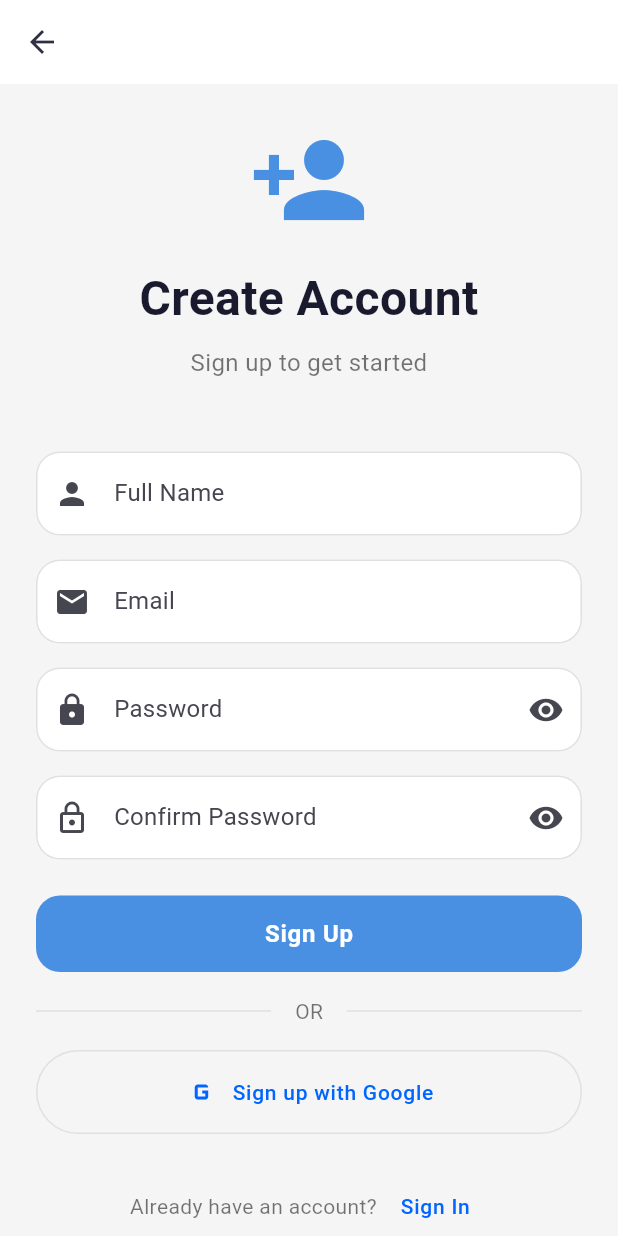
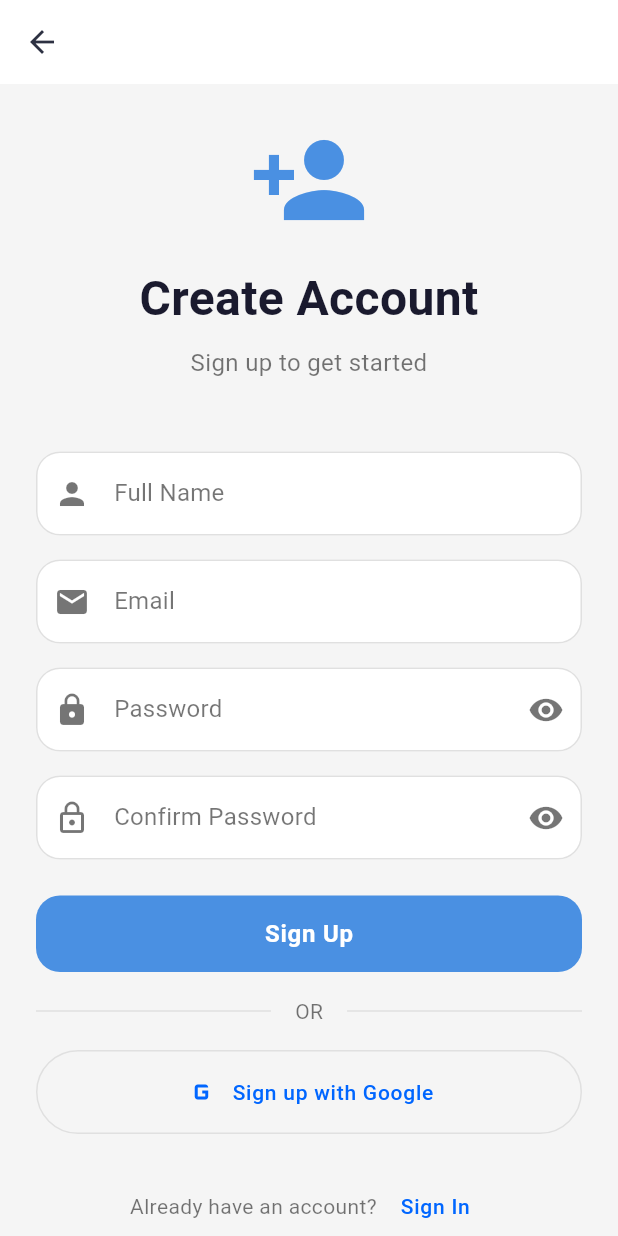
Before and after one commit to Dominik7231/techcompare, a Flutter app: the LoginScreen screen opened directly with empty values, after a tap on "Sign In", after a tap on "Sign Up", on a phone screen of 412 x 824 dp. Run offline on Flutter 3.47's test engine with Material 3 defaults, Android fonts, the phone set to English and light mode, and no system bars; our stand-ins replace firebase_auth, firebase_core, google_generative_ai, google_mobile_ads, google_sign_in, package_info_plus and 4 more; missing offline and left inert: mobile_scanner; accounts and stored records are empty; network calls fail.

Commit message:
feat: improve auth UX - success messages & fix light mode text visibility - v1.0.109

```diff
--- a/lib/screens/login_screen.dart
+++ b/lib/screens/login_screen.dart
@@ -48,6 +48,15 @@ class _LoginScreenState extends State<LoginScreen> {
         email: _emailController.text.trim(),
         password: _passwordController.text,
       );
+      if (mounted) {
+        ScaffoldMessenger.of(context).showSnackBar(
+          const SnackBar(
+            content: Text('Successfully signed in!'),
+            backgroundColor: Colors.green,
+            duration: Duration(seconds: 2),
+          ),
+        );
+      }
       // Navigation will be handled by auth state listener in main.dart
     } catch (e) {
       if (mounted) {
@@ -189,9 +198,18 @@ class _LoginScreenState extends State<LoginScreen> {
                   TextFormField(
                     controller: _emailController,
                     keyboardType: TextInputType.emailAddress,
+                    style: TextStyle(
+                      color: isDark ? Colors.white : Colors.black,
+                    ),
                     decoration: InputDecoration(
                       labelText: 'Email',
-                      prefixIcon: const Icon(Icons.email),
+                      labelStyle: TextStyle(
+                        color: isDark ? Colors.white70 : Colors.black54,
+                      ),
+                      prefixIcon: Icon(
+                        Icons.email,
+                        color: isDark ? Colors.white70 : Colors.black54,
+                      ),
                       border: OutlineInputBorder(
                         borderRadius: BorderRadius.circular(12),
                       ),
@@ -214,12 +232,22 @@ class _LoginScreenState extends State<LoginScreen> {
                   TextFormField(
                     controller: _passwordController,
                     obscureText: _obscurePassword,
+                    style: TextStyle(
+                      color: isDark ? Colors.white : Colors.black,
+                    ),
                     decoration: InputDecoration(
                       labelText: 'Password',
-                      prefixIcon: const Icon(Icons.lock),
+                      labelStyle: TextStyle(
+                        color: isDark ? Colors.white70 : Colors.black54,
+                      ),
+                      prefixIcon: Icon(
+                        Icons.lock,
+                        color: isDark ? Colors.white70 : Colors.black54,
+                      ),
                       suffixIcon: IconButton(
                         icon: Icon(
                           _obscurePassword ? Icons.visibility : Icons.visibility_off,
+                          color: isDark ? Colors.white70 : Colors.black54,
                         ),
                         onPressed: () {
                           setState(() => _obscurePassword = !_obscurePassword);
--- a/lib/screens/register_screen.dart
+++ b/lib/screens/register_screen.dart
@@ -53,6 +53,15 @@ class _RegisterScreenState extends State<RegisterScreen> {
         password: _passwordController.text,
         displayName: _nameController.text.trim(),
       );
+      if (mounted) {
+        ScaffoldMessenger.of(context).showSnackBar(
+          const SnackBar(
+            content: Text('Account created successfully!'),
+            backgroundColor: Colors.green,
+            duration: Duration(seconds: 2),
+          ),
+        );
+      }
       // Navigation will be handled by auth state listener
     } catch (e) {
       if (mounted) {
@@ -159,9 +168,18 @@ class _RegisterScreenState extends State<RegisterScreen> {
                   // Name field
                   TextFormField(
                     controller: _nameController,
+                    style: TextStyle(
+                      color: isDark ? Colors.white : Colors.black,
+                    ),
                     decoration: InputDecoration(
                       labelText: 'Full Name',
-                      prefixIcon: const Icon(Icons.person),
+                      labelStyle: TextStyle(
+                        color: isDark ? Colors.white70 : Colors.black54,
+                      ),
+                      prefixIcon: Icon(
+                        Icons.person,
+                        color: isDark ? Colors.white70 : Colors.black54,
+                      ),
                       border: OutlineInputBorder(
                         borderRadius: BorderRadius.circular(12),
                       ),
@@ -181,9 +199,18 @@ class _RegisterScreenState extends State<RegisterScreen> {
                   TextFormField(
                     controller: _emailController,
                     keyboardType: TextInputType.emailAddress,
+                    style: TextStyle(
+                      color: isDark ? Colors.white : Colors.black,
+                    ),
                     decoration: InputDecoration(
                       labelText: 'Email',
-                      prefixIcon: const Icon(Icons.email),
+                      labelStyle: TextStyle(
+                        color: isDark ? Colors.white70 : Colors.black54,
+                      ),
+                      prefixIcon: Icon(
+                        Icons.email,
+                        color: isDark ? Colors.white70 : Colors.black54,
+                      ),
                       border: OutlineInputBorder(
                         borderRadius: BorderRadius.circular(12),
                       ),
@@ -206,12 +233,22 @@ class _RegisterScreenState extends State<RegisterScreen> {
                   TextFormField(
                     controller: _passwordController,
                     obscureText: _obscurePassword,
+                    style: TextStyle(
+                      color: isDark ? Colors.white : Colors.black,
+                    ),
                     decoration: InputDecoration(
                       labelText: 'Password',
-                      prefixIcon: const Icon(Icons.lock),
+                      labelStyle: TextStyle(
+                        color: isDark ? Colors.white70 : Colors.black54,
+                      ),
+                      prefixIcon: Icon(
+                        Icons.lock,
+                        color: isDark ? Colors.white70 : Colors.black54,
+                      ),
                       suffixIcon: IconButton(
                         icon: Icon(
                           _obscurePassword ? Icons.visibility : Icons.visibility_off,
+                          color: isDark ? Colors.white70 : Colors.black54,
                         ),
                         onPressed: () {
                           setState(() => _obscurePassword = !_obscurePassword);
@@ -239,12 +276,22 @@ class _RegisterScreenState extends State<RegisterScreen> {
                   TextFormField(
                     controller: _confirmPasswordController,
                     obscureText: _obscureConfirmPassword,
+                    style: TextStyle(
+                      color: isDark ? Colors.white : Colors.black,
+                    ),
                     decoration: InputDecoration(
                       labelText: 'Confirm Password',
-                      prefixIcon: const Icon(Icons.lock_outline),
+                      labelStyle: TextStyle(
+                        color: isDark ? Colors.white70 : Colors.black54,
+                      ),
+                      prefixIcon: Icon(
+                        Icons.lock_outline,
+                        color: isDark ? Colors.white70 : Colors.black54,
+                      ),
                       suffixIcon: IconButton(
                         icon: Icon(
                           _obscureConfirmPassword ? Icons.visibility : Icons.visibility_off,
+                          color: isDark ? Colors.white70 : Colors.black54,
                         ),
                         onPressed: () {
                           setState(() => _obscureConfirmPassword = !_obscureConfirmPassword);
--- a/pubspec.yaml
+++ b/pubspec.yaml
@@ -16,7 +16,7 @@ publish_to: 'none' # Remove this line if you wish to publish to pub.dev
 # https://developer.apple.com/library/archive/documentation/General/Reference/InfoPlistKeyReference/Articles/CoreFoundationKeys.html
 # In Windows, build-name is used as the major, minor, and patch parts
 # of the product and file versions while build-number is used as the build suffix.
-version: 1.0.108
+version: 1.0.109
 
 environment:
   sdk: ^3.9.2
```
